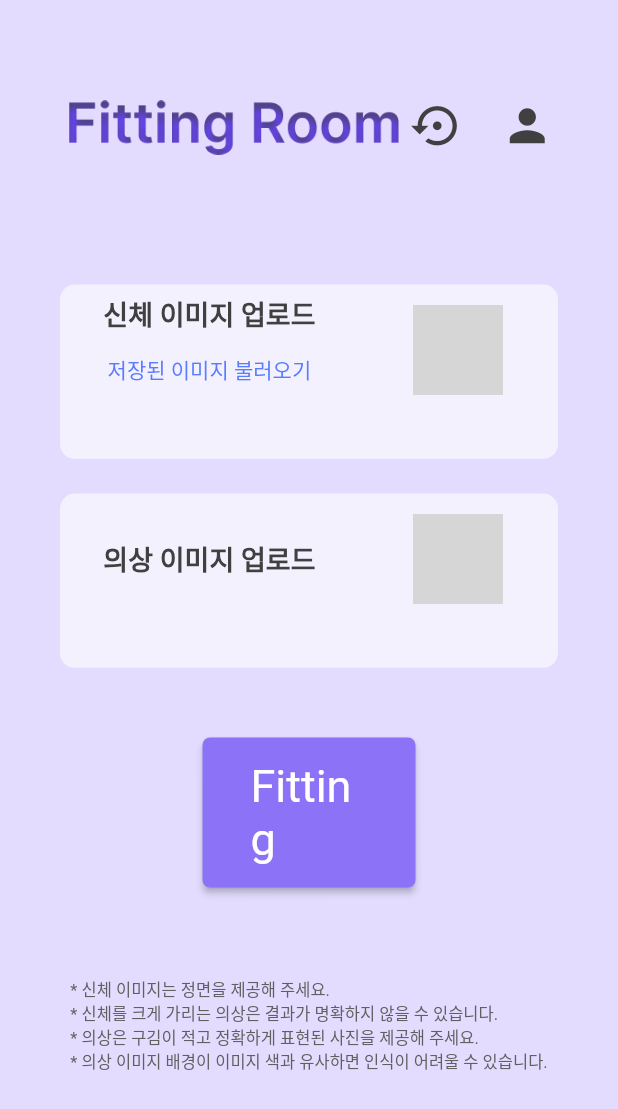
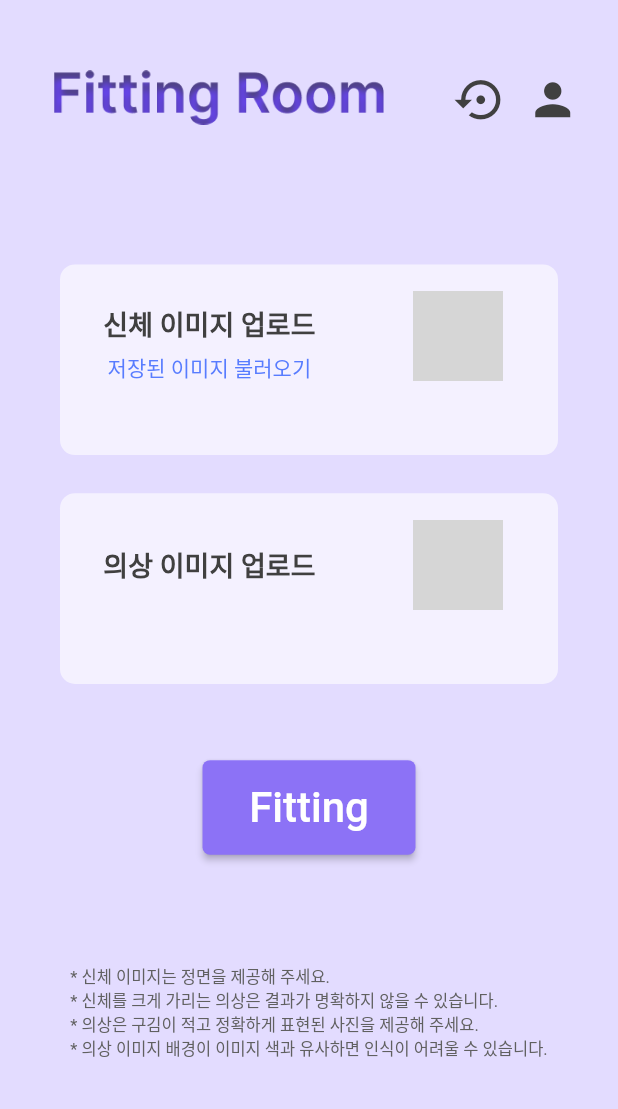
Before and after one commit to dlcodns/OSP_Prediction, a Flutter app: the screen it shows after launch, on a phone screen of 412 x 824 dp. Shown: the top 1109 px of the screen. Run offline on Flutter 3.47's test engine with Material 2 defaults, Android fonts, the phone set to English and light mode, and no system bars; grey boxes are pictures that could not be loaded.

Commit message:
Chore: 크기 edge 등등 수정 (#32)

```diff
--- a/flutter_KMS/lib/main.dart
+++ b/flutter_KMS/lib/main.dart
@@ -14,13 +14,13 @@ class MainPage extends StatelessWidget {
       home: Scaffold(
         backgroundColor: const Color(0xffE3DCFF),
         appBar: AppBar(
-          toolbarHeight: 120,
+          toolbarHeight: 100,
           backgroundColor: const Color(0xffE3DCFF),
           elevation: 0,
           title: Row(
             children: [
               Padding(
-                padding: const EdgeInsets.only(left: 30.0, top: 50),
+                padding: const EdgeInsets.only(left: 20.0, top: 30),
                 child: Image.asset(
                   'assets/logo.png',
                   width: 220,
@@ -29,7 +29,7 @@ class MainPage extends StatelessWidget {
               ),
               const Spacer(),
               Padding(
-                padding: const EdgeInsets.only(right: 12.0, top: 45),
+                padding: const EdgeInsets.only(right: 0.0, top: 30),
                 child: IconButton(
                   icon: const Icon(
                     Icons.settings_backup_restore,
@@ -42,7 +42,7 @@ class MainPage extends StatelessWidget {
                 ),
               ),
               Padding(
-                padding: const EdgeInsets.only(right: 30.0, top: 45),
+                padding: const EdgeInsets.only(right: 5.0, top: 30),
                 child: IconButton(
                   icon: const Icon(
                     Icons.person,
@@ -95,17 +95,22 @@ class Main extends StatelessWidget {
                             child: Align(
                               alignment: Alignment.center,
                               child: Column(
-                                mainAxisAlignment: MainAxisAlignment.center,
+                                mainAxisAlignment: MainAxisAlignment.end,
                                 children: [
                                   Text(
                                     '신체 이미지 업로드',
                                     style: TextStyle(
                                       fontWeight: FontWeight.bold,
                                       fontSize: 18,
+                                      height: 0.001,
                                       color: Color(0xff404040),
                                     ),
                                   ),
                                   TextButton(
+                                    style: TextButton.styleFrom(
+                                      padding: EdgeInsets.only(top: 0, bottom: 0),
+                                      minimumSize: Size(0, 0),
+                                    ),
                                     onPressed: () {
 
                                     },
@@ -113,6 +118,7 @@ class Main extends StatelessWidget {
                                       '저장된 이미지 불러오기',
                                       style: TextStyle(
                                         fontSize: 14,
+                                        height: 0.7,
                                         color: Color(0xff587CFF),
                                       ),
                                     ),
@@ -226,10 +232,7 @@ class Main extends StatelessWidget {
               style: ElevatedButton.styleFrom(
                 padding: EdgeInsets.symmetric(
                   vertical: 15.0,
-                  horizontal: 32.0,
-                ),
-                textStyle: TextStyle(
-                  fontSize: 30.0,
+                  horizontal: 20.0,
                 ),
                 backgroundColor: Color(0xff8C72F6),
                 shape: RoundedRectangleBorder(
@@ -240,6 +243,7 @@ class Main extends StatelessWidget {
                 'Fitting',
                 style: TextStyle(
                   color: Colors.white,
+                  fontSize: 28.0,
                 ),
               ),
             ),
```
